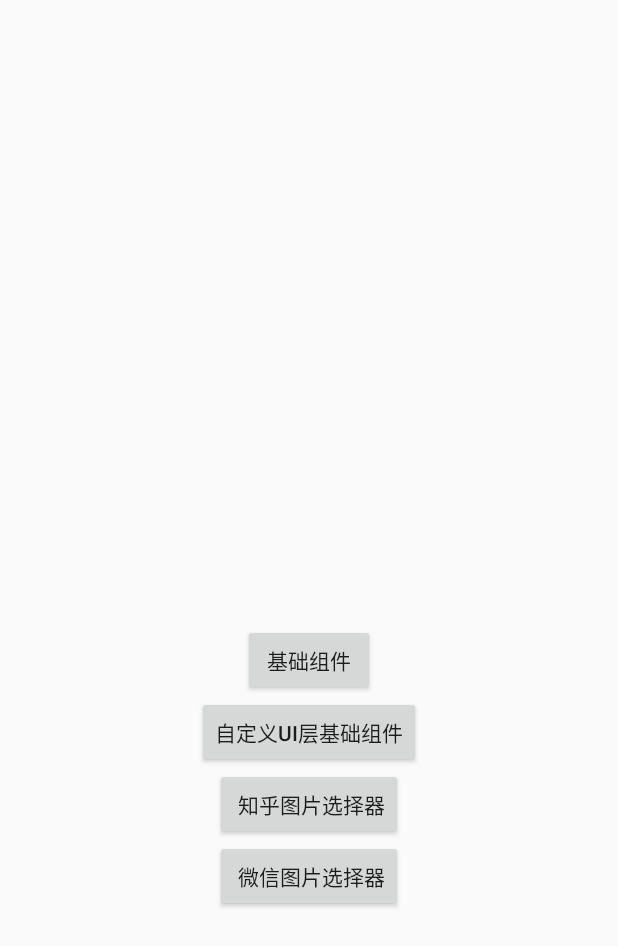
After one commit to hqx1990/AndroidDevelopmentArtExplo, an Android app: the RxImagePickerActivity screen opened directly, with no data from a screen before it, on a phone screen of 412 x 824 dp. The commit adds this screen. Shown: the top 946 px of the screen. Run offline under Robolectric (Android 15) with nearby library versions, the phone set to English and light mode, and no system bars.

Commit message:
图片库RxImagePicker 使用1

```diff
--- a/app/src/main/AndroidManifest.xml
+++ b/app/src/main/AndroidManifest.xml
@@ -54,7 +54,8 @@
         <!--RecyclerView仿QQ左滑出删除功能-->
         <activity android:name="com.bestvike.androiddevelopmentartexploration.listLeftDelete.leftDelete.LeftDeletaActivity"/>
 
-
+        <!--图片库RxImagePicker应用-->
+        <activity android:name="com.bestvike.androiddevelopmentartexploration.rxImagePicker.RxImagePickerActivity"/>
 
 
         <activity android:name="com.bestvike.androiddevelopmentartexploration.xg.MyXGActivity"/>
--- a/app/src/main/java/com/bestvike/androiddevelopmentartexploration/MainActivity.java
+++ b/app/src/main/java/com/bestvike/androiddevelopmentartexploration/MainActivity.java
@@ -16,6 +16,7 @@ import com.bestvike.androiddevelopmentartexploration.IPC.ThirdActivity;
 import com.bestvike.androiddevelopmentartexploration.IPC.UserManager;
 import com.bestvike.androiddevelopmentartexploration.homePpage.HomePageAdapter;
 import com.bestvike.androiddevelopmentartexploration.listLeftDelete.leftDelete.LeftDeletaActivity;
+import com.bestvike.androiddevelopmentartexploration.rxImagePicker.RxImagePickerActivity;
 import com.bestvike.androiddevelopmentartexploration.xg.MyXGActivity;
 import com.example.beaselibrary.base.BaseActivity;
 import com.example.beaselibrary.base.BaseRecyclerAdapter;
@@ -51,6 +52,7 @@ public class MainActivity extends BaseActivity {
         list.add("多线程2  com.ryg.chapter_2.remote");
         list.add("RecyclerView仿QQ左滑出删除功能");
         list.add("信鸽推送");
+        list.add("图片库RxImagePicker应用");
         for(int i = 0;i<30;i++){
             list.add(String.valueOf(i));
         }
@@ -149,6 +151,10 @@ public class MainActivity extends BaseActivity {
                         //信鸽推送
                         toActivity(MyXGActivity.class);
                         break;
+                    case 9:
+                        //图片库RxImagePicker应用
+                        toActivity(RxImagePickerActivity.class);
+                        break;
                 }
             }
         });
--- /dev/null
+++ b/app/src/main/java/com/bestvike/androiddevelopmentartexploration/rxImagePicker/RxImagePickerActivity.java
@@ -0,0 +1,56 @@
+package com.bestvike.androiddevelopmentartexploration.rxImagePicker;
+
+import android.os.Bundle;
+import android.support.annotation.Nullable;
+import android.view.View;
+import android.widget.ImageView;
+
+import com.bestvike.androiddevelopmentartexploration.R;
+import com.example.beaselibrary.base.BaseActivity;
+
+/**
+ * 图片库RxImagePicker应用
+ */
+public class RxImagePickerActivity extends BaseActivity {
+
+    private ImageView imageView ;
+
+    @Override
+    protected void onCreate(@Nullable Bundle savedInstanceState) {
+        super.onCreate(savedInstanceState);
+        setContentView(R.layout.ex_imagepicker_activity);
+        findView();
+    }
+
+    private void findView(){
+        findViewById(R.id.button1).setOnClickListener(this);
+        findViewById(R.id.button2).setOnClickListener(this);
+        findViewById(R.id.button3).setOnClickListener(this);
+        findViewById(R.id.button4).setOnClickListener(this);
+        imageView = findViewById(R.id.imageView);
+
+    }
+
+    @Override
+    public void onClick(View view) {
+        switch (view.getId()){
+            case R.id.button1:
+                // 基础组件
+
+                break;
+            case R.id.button2:
+                // 自定义UI层基础组件
+
+                break;
+            case R.id.button3:
+                // 知乎图片选择器
+
+                break;
+            case R.id.button4:
+                // 微信图片选择器
+
+                break;
+
+        }
+    }
+}
--- /dev/null
+++ b/app/src/main/res/layout/ex_imagepicker_activity.xml
@@ -0,0 +1,38 @@
+<?xml version="1.0" encoding="utf-8"?>
+<LinearLayout
+    xmlns:android="http://schemas.android.com/apk/res/android" android:layout_width="match_parent"
+    android:layout_height="match_parent"
+    android:orientation="vertical"
+    android:gravity="center"
+    >
+
+    <ImageView
+        android:layout_width="match_parent"
+        android:layout_height="200dp"
+        android:id="@+id/imageView"/>
+
+    <Button
+        android:layout_width="wrap_content"
+        android:layout_height="wrap_content"
+        android:id="@+id/button1"
+        android:text="基础组件"/>
+
+    <Button
+        android:layout_width="wrap_content"
+        android:layout_height="wrap_content"
+        android:id="@+id/button2"
+        android:text="自定义UI层基础组件"/>
+
+    <Button
+        android:layout_width="wrap_content"
+        android:layout_height="wrap_content"
+        android:id="@+id/button3"
+        android:text=" 知乎图片选择器"/>
+
+    <Button
+        android:layout_width="wrap_content"
+        android:layout_height="wrap_content"
+        android:id="@+id/button4"
+        android:text=" 微信图片选择器"/>
+
+</LinearLayout>
```
